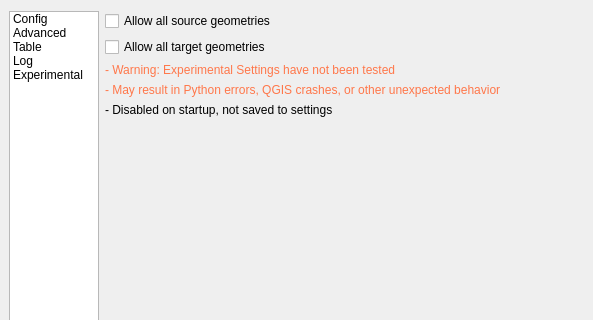
Qt form src/dialog_ui/dialog_base.ui (tetrakai1/GetFeats) before a commit; both pictures show x 0 to 593 and y 0 to 320 of the 593 by 504 pixel window.
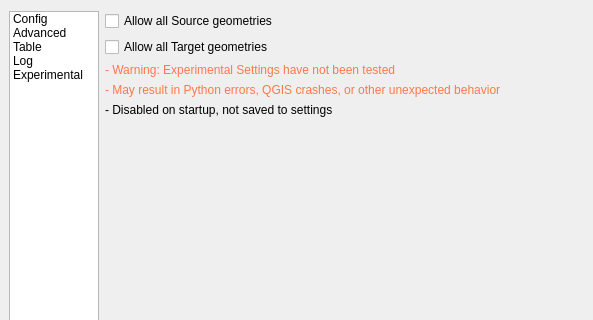
The same form after that commit. Custom widgets are drawn as their Qt base class.

Commit message: Updated Readme for all target geoms option

Diff of the .ui file:
```diff
--- a/src/dialog_ui/dialog_base.ui
+++ b/src/dialog_ui/dialog_base.ui
@@ -1994,14 +1994,14 @@
           <item>
            <widget class="QCheckBox" name="allowAllSourceGeoms">
             <property name="text">
-             <string>Allow all source geometries</string>
+             <string>Allow all Source geometries</string>
             </property>
            </widget>
           </item>
           <item>
            <widget class="QCheckBox" name="allowAllTargetGeoms">
             <property name="text">
-             <string>Allow all target geometries</string>
+             <string>Allow all Target geometries</string>
             </property>
            </widget>
           </item>
```
The commit also changes 2 other files.
